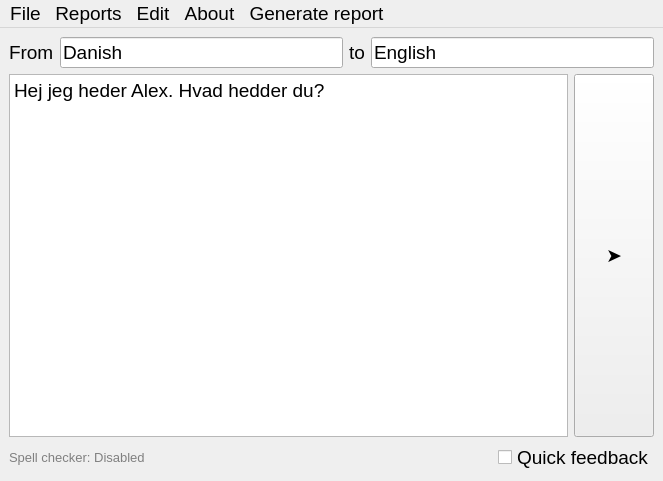
This is ui/mainwindow.ui in hytromo/immersion as Qt 5 draws it before an edit. The edited form follows.
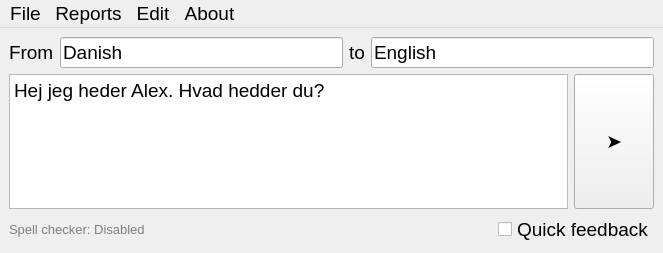
This is the edited form.

Commit message: Bring back reports generation

What changed in the file:
```diff
--- a/ui/mainwindow.ui
+++ b/ui/mainwindow.ui
@@ -7,7 +7,7 @@
     <x>0</x>
     <y>0</y>
     <width>663</width>
-    <height>481</height>
+    <height>253</height>
    </rect>
   </property>
   <property name="windowTitle">
@@ -195,16 +195,10 @@
     </property>
     <addaction name="actionHelp"/>
    </widget>
-   <widget class="QMenu" name="menuGenerateReport">
-    <property name="title">
-     <string>Generate report</string>
-    </property>
-   </widget>
    <addaction name="menuFile"/>
    <addaction name="menuReports"/>
    <addaction name="menuEdit"/>
    <addaction name="menuAbout"/>
-   <addaction name="menuGenerateReport"/>
   </widget>
   <action name="actionReset_OpenAI_API_key">
    <property name="text">
```
Left out of the diff: 6 changed lines with no effect on the pictures. The commit also changes 1 other file.
